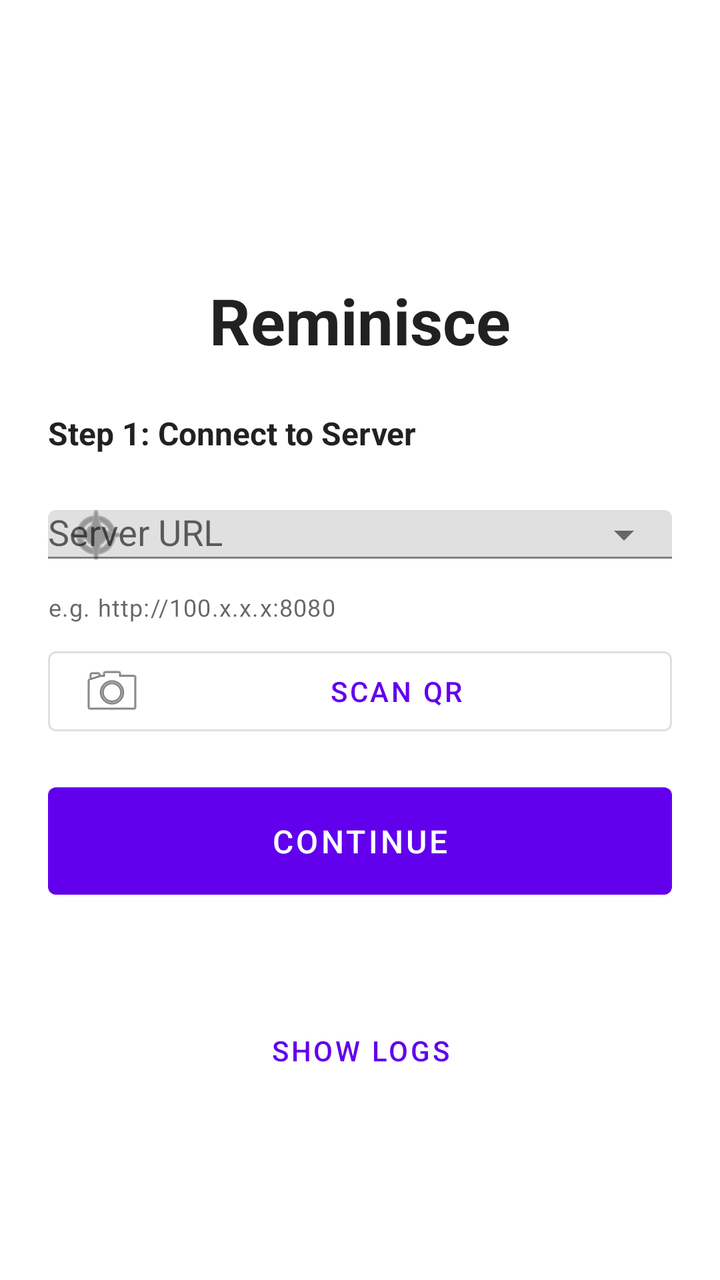
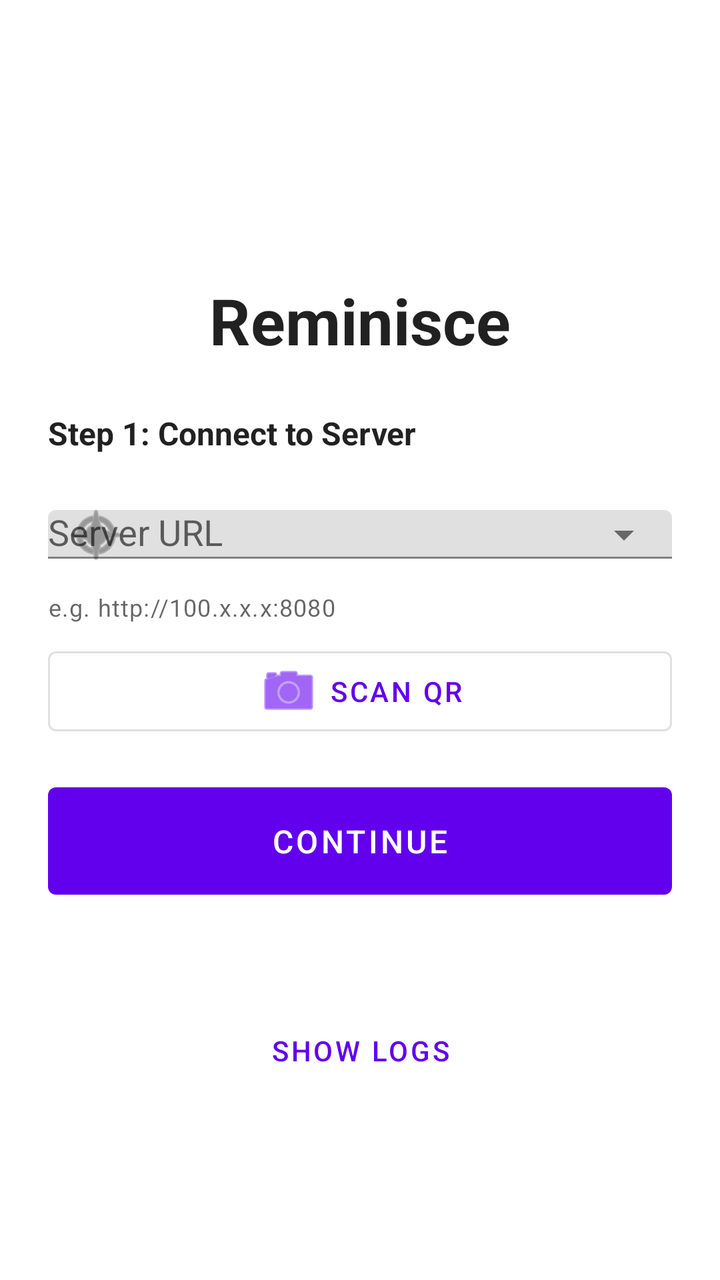

Compare the two renders of this Android layout. The source of the first and the diff that turns it into the second are given below.
<!-- AndroidManifest.xml: activity theme Theme.Reminisce -->
<!-- res/layout/activity_login.xml -->
<?xml version="1.0" encoding="utf-8"?>
<ScrollView xmlns:android="http://schemas.android.com/apk/res/android"
    xmlns:app="http://schemas.android.com/apk/res-auto"
    android:layout_width="match_parent"
    android:layout_height="match_parent"
    android:fillViewport="true"
    android:background="?android:attr/colorBackground">

    <LinearLayout
        android:layout_width="match_parent"
        android:layout_height="wrap_content"
        android:orientation="vertical"
        android:padding="24dp"
        android:gravity="center">

        
        <TextView
            android:layout_width="wrap_content"
            android:layout_height="wrap_content"
            android:text="@string/app_name"
            android:textSize="32sp"
            android:textStyle="bold"
            android:layout_marginTop="48dp"
            android:layout_marginBottom="24dp"
            android:textColor="?android:attr/textColorPrimary" />

        
        <LinearLayout
            android:id="@+id/serverPhaseLayout"
            android:layout_width="match_parent"
            android:layout_height="wrap_content"
            android:orientation="vertical">

            <TextView
                android:layout_width="wrap_content"
                android:layout_height="wrap_content"
                android:text="Step 1: Connect to Server"
                android:textSize="16sp"
                android:textStyle="bold"
                android:layout_marginBottom="16dp"
                android:textColor="?android:attr/textColorPrimary" />

            
            <com.google.android.material.textfield.TextInputLayout
                android:id="@+id/serverUrlLayout"
                android:layout_width="match_parent"
                android:layout_height="wrap_content"
                android:layout_marginBottom="8dp"
                android:hint="Server URL"
                app:helperText="e.g. http://100.x.x.x:8080"
                app:startIconDrawable="@android:drawable/ic_menu_compass"
                app:endIconMode="dropdown_menu">

                <com.google.android.material.textfield.MaterialAutoCompleteTextView
                    android:id="@+id/serverUrlInput"
                    android:layout_width="match_parent"
                    android:layout_height="wrap_content"
                    android:inputType="textUri"
                    android:maxLines="1"
                    android:completionThreshold="0" />
            </com.google.android.material.textfield.TextInputLayout>

            
            <com.google.android.material.button.MaterialButton
                android:id="@+id/scanQrButton"
                android:layout_width="match_parent"
                android:layout_height="wrap_content"
                android:text="Scan QR"
                android:layout_marginBottom="16dp"
                android:drawableLeft="@android:drawable/ic_menu_camera"
                android:drawablePadding="4dp"
                style="@style/Widget.MaterialComponents.Button.OutlinedButton" />

            
            <com.google.android.material.button.MaterialButton
                android:id="@+id/continueButton"
                android:layout_width="match_parent"
                android:layout_height="wrap_content"
                android:text="Continue"
                android:padding="16dp"
                android:textSize="16sp"
                android:layout_marginBottom="24dp"
                style="@style/Widget.MaterialComponents.Button" />

        </LinearLayout>

        
        <LinearLayout
            android:id="@+id/setupPhaseLayout"
            android:layout_width="match_parent"
            android:layout_height="wrap_content"
            android:orientation="vertical"
            android:visibility="gone">

            <com.google.android.material.button.MaterialButton
                android:id="@+id/backToServerFromSetupButton"
                android:layout_width="wrap_content"
                android:layout_height="wrap_content"
                android:text="&lt; Change Server"
                android:layout_marginBottom="8dp"
                android:layout_gravity="start"
                style="@style/Widget.MaterialComponents.Button.TextButton" />

            <TextView
                android:layout_width="wrap_content"
                android:layout_height="wrap_content"
                android:text="Create Admin Account"
                android:textSize="20sp"
                android:textStyle="bold"
                android:layout_marginBottom="4dp"
                android:textColor="?android:attr/textColorPrimary" />

            <TextView
                android:layout_width="wrap_content"
                android:layout_height="wrap_content"
                android:text="No users found. Set up your administrator account."
                android:textSize="14sp"
                android:layout_marginBottom="24dp"
                android:textColor="?android:attr/textColorSecondary" />

            <com.google.android.material.textfield.TextInputLayout
                android:id="@+id/setupUsernameLayout"
                android:layout_width="match_parent"
                android:layout_height="wrap_content"
                android:layout_marginBottom="16dp"
                android:hint="Username"
                app:startIconDrawable="@android:drawable/ic_menu_myplaces">

                <com.google.android.material.textfield.TextInputEditText
                    android:id="@+id/setupUsernameInput"
                    android:layout_width="match_parent"
                    android:layout_height="wrap_content"
                    android:inputType="text"
                    android:maxLines="1" />
            </com.google.android.material.textfield.TextInputLayout>

            <com.google.android.material.textfield.TextInputLayout
                android:id="@+id/setupPasswordLayout"
                android:layout_width="match_parent"
                android:layout_height="wrap_content"
                android:layout_marginBottom="16dp"
                android:hint="Password (min 8 characters)"
                app:startIconDrawable="@android:drawable/ic_lock_lock"
                app:endIconMode="password_toggle">

                <com.google.android.material.textfield.TextInputEditText
                    android:id="@+id/setupPasswordInput"
                    android:layout_width="match_parent"
                    android:layout_height="wrap_content"
                    android:inputType="textPassword"
                    android:maxLines="1" />
            </com.google.android.material.textfield.TextInputLayout>

            <com.google.android.material.textfield.TextInputLayout
                android:id="@+id/setupConfirmPasswordLayout"
                android:layout_width="match_parent"
                android:layout_height="wrap_content"
                android:layout_marginBottom="24dp"
                android:hint="Confirm Password"
                app:startIconDrawable="@android:drawable/ic_lock_lock"
                app:endIconMode="password_toggle">

                <com.google.android.material.textfield.TextInputEditText
                    android:id="@+id/setupConfirmPasswordInput"
                    android:layout_width="match_parent"
                    android:layout_height="wrap_content"
                    android:inputType="textPassword"
                    android:maxLines="1" />
            </com.google.android.material.textfield.TextInputLayout>

            <com.google.android.material.button.MaterialButton
                android:id="@+id/setupActionButton"
                android:layout_width="match_parent"
                android:layout_height="wrap_content"
                android:text="Create Admin Account"
                android:padding="16dp"
                android:textSize="16sp"
                style="@style/Widget.MaterialComponents.Button" />

        </LinearLayout>

        
        <LinearLayout
            android:id="@+id/authPhaseLayout"
            android:layout_width="match_parent"
            android:layout_height="wrap_content"
            android:orientation="vertical"
            android:visibility="gone">

            
            <com.google.android.material.button.MaterialButton
                android:id="@+id/backToServerButton"
                android:layout_width="wrap_content"
                android:layout_height="wrap_content"
                android:text="&lt; Change Server"
                android:layout_marginBottom="16dp"
                android:layout_gravity="start"
                style="@style/Widget.MaterialComponents.Button.TextButton" />

            <TextView
                android:layout_width="wrap_content"
                android:layout_height="wrap_content"
                android:text="Sign In"
                android:textSize="20sp"
                android:textStyle="bold"
                android:layout_marginBottom="24dp"
                android:textColor="?android:attr/textColorPrimary" />

            
            <com.google.android.material.textfield.TextInputLayout
                android:id="@+id/usernameLayout"
                android:layout_width="match_parent"
                android:layout_height="wrap_content"
                android:layout_marginBottom="16dp"
                android:hint="@string/username"
                app:startIconDrawable="@android:drawable/ic_menu_myplaces">

                <com.google.android.material.textfield.TextInputEditText
                    android:id="@+id/usernameInput"
                    android:layout_width="match_parent"
                    android:layout_height="wrap_content"
                    android:inputType="text"
                    android:maxLines="1" />
            </com.google.android.material.textfield.TextInputLayout>

            
            <com.google.android.material.textfield.TextInputLayout
                android:id="@+id/passwordLayout"
                android:layout_width="match_parent"
                android:layout_height="wrap_content"
                android:layout_marginBottom="24dp"
                android:hint="@string/password"
                app:startIconDrawable="@android:drawable/ic_lock_lock"
                app:endIconMode="password_toggle">

                <com.google.android.material.textfield.TextInputEditText
                    android:id="@+id/passwordInput"
                    android:layout_width="match_parent"
                    android:layout_height="wrap_content"
                    android:inputType="textPassword"
                    android:maxLines="1" />
            </com.google.android.material.textfield.TextInputLayout>

            
            <com.google.android.material.button.MaterialButton
                android:id="@+id/actionButton"
                android:layout_width="match_parent"
                android:layout_height="wrap_content"
                android:text="@string/login"
                android:padding="16dp"
                android:textSize="16sp"
                style="@style/Widget.MaterialComponents.Button" />

        </LinearLayout>

        
        <ProgressBar
            android:id="@+id/progressBar"
            android:layout_width="wrap_content"
            android:layout_height="wrap_content"
            android:layout_marginTop="16dp"
            android:visibility="gone" />

        
        <TextView
            android:id="@+id/errorText"
            android:layout_width="match_parent"
            android:layout_height="wrap_content"
            android:layout_marginTop="16dp"
            android:textColor="@android:color/holo_red_dark"
            android:textAlignment="center"
            android:visibility="gone" />

        
        <com.google.android.material.button.MaterialButton
            android:id="@+id/toggleLogsButton"
            android:layout_width="match_parent"
            android:layout_height="wrap_content"
            android:layout_marginTop="24dp"
            android:text="Show Logs"
            style="@style/Widget.MaterialComponents.Button.TextButton" />

        <LinearLayout
            android:id="@+id/logsContainer"
            android:layout_width="match_parent"
            android:layout_height="wrap_content"
            android:orientation="vertical"
            android:visibility="gone">

            <LinearLayout
                android:layout_width="match_parent"
                android:layout_height="wrap_content"
                android:orientation="horizontal"
                android:gravity="center_vertical"
                android:layout_marginBottom="4dp">

                <TextView
                    android:layout_width="0dp"
                    android:layout_height="wrap_content"
                    android:layout_weight="1"
                    android:text="Logs"
                    android:textStyle="bold"
                    android:textColor="?android:attr/textColorPrimary" />

                <com.google.android.material.button.MaterialButton
                    android:id="@+id/copyLogsButton"
                    android:layout_width="wrap_content"
                    android:layout_height="36dp"
                    android:text="Copy"
                    android:minWidth="0dp"
                    android:paddingStart="8dp"
                    android:paddingEnd="8dp"
                    style="@style/Widget.MaterialComponents.Button.TextButton" />

                <com.google.android.material.button.MaterialButton
                    android:id="@+id/clearLogsButton"
                    android:layout_width="wrap_content"
                    android:layout_height="36dp"
                    android:text="Clear"
                    android:minWidth="0dp"
                    android:paddingStart="8dp"
                    android:paddingEnd="8dp"
                    style="@style/Widget.MaterialComponents.Button.TextButton" />

                <com.google.android.material.button.MaterialButton
                    android:id="@+id/refreshLogsButton"
                    android:layout_width="wrap_content"
                    android:layout_height="36dp"
                    android:text="Refresh"
                    android:minWidth="0dp"
                    android:paddingStart="8dp"
                    android:paddingEnd="8dp"
                    style="@style/Widget.MaterialComponents.Button.TextButton" />

                <com.google.android.material.button.MaterialButton
                    android:id="@+id/testConnectionButton"
                    android:layout_width="wrap_content"
                    android:layout_height="36dp"
                    android:text="Test"
                    android:minWidth="0dp"
                    android:paddingStart="8dp"
                    android:paddingEnd="8dp"
                    style="@style/Widget.MaterialComponents.Button.TextButton" />
            </LinearLayout>

            <TextView
                android:id="@+id/logsTextView"
                android:layout_width="match_parent"
                android:layout_height="250dp"
                android:background="#1A1A1A"
                android:padding="8dp"
                android:fontFamily="monospace"
                android:textSize="10sp"
                android:textColor="#00FF00"
                android:scrollbars="vertical"
                android:scrollbarStyle="insideOverlay"
                android:text="Logs will appear here..." />
        </LinearLayout>

    </LinearLayout>
</ScrollView>
<!-- resources referenced by this layout -->
<resources>
  <string name="app_name">Reminisce</string>
  <string name="login">Login</string>
  <string name="password">Password</string>
  <string name="username">Username</string>
  <style name="Theme.Reminisce" parent="Theme.MaterialComponents.DayNight.DarkActionBar">
          
          <item name="colorPrimary">@color/purple_500</item>
          <item name="colorPrimaryVariant">@color/purple_700</item>
          <item name="colorOnPrimary">@color/white</item>
          
          <item name="colorSecondary">@color/teal_200</item>
          <item name="colorSecondaryVariant">@color/teal_700</item>
          <item name="colorOnSecondary">@color/black</item>
          
          <item name="android:statusBarColor">?attr/colorPrimaryVariant</item>
          
      </style>
  <color name="purple_500">#FF6200EE</color>
  <color name="purple_700">#FF3700B3</color>
  <color name="white">#FFFFFFFF</color>
  <color name="teal_200">#FF03DAC5</color>
  <color name="teal_700">#FF018786</color>
  <color name="black">#FF000000</color>
</resources>

<!-- the commit's change to res/layout/activity_login.xml (unified diff, before → after) -->
@@ -67,8 +67,9 @@
                 android:layout_height="wrap_content"
                 android:text="Scan QR"
                 android:layout_marginBottom="16dp"
-                android:drawableLeft="@android:drawable/ic_menu_camera"
-                android:drawablePadding="4dp"
+                app:icon="@android:drawable/ic_menu_camera"
+                app:iconGravity="textStart"
+                app:iconPadding="4dp"
                 style="@style/Widget.MaterialComponents.Button.OutlinedButton" />
 
             
